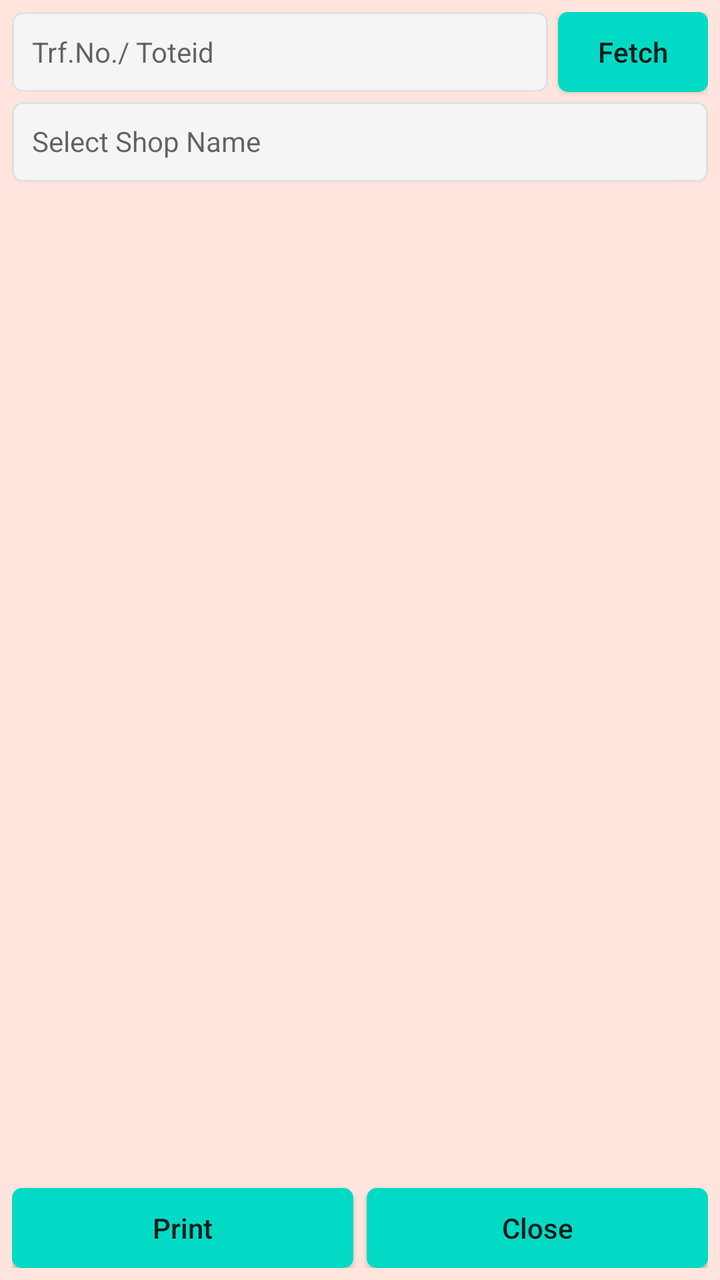
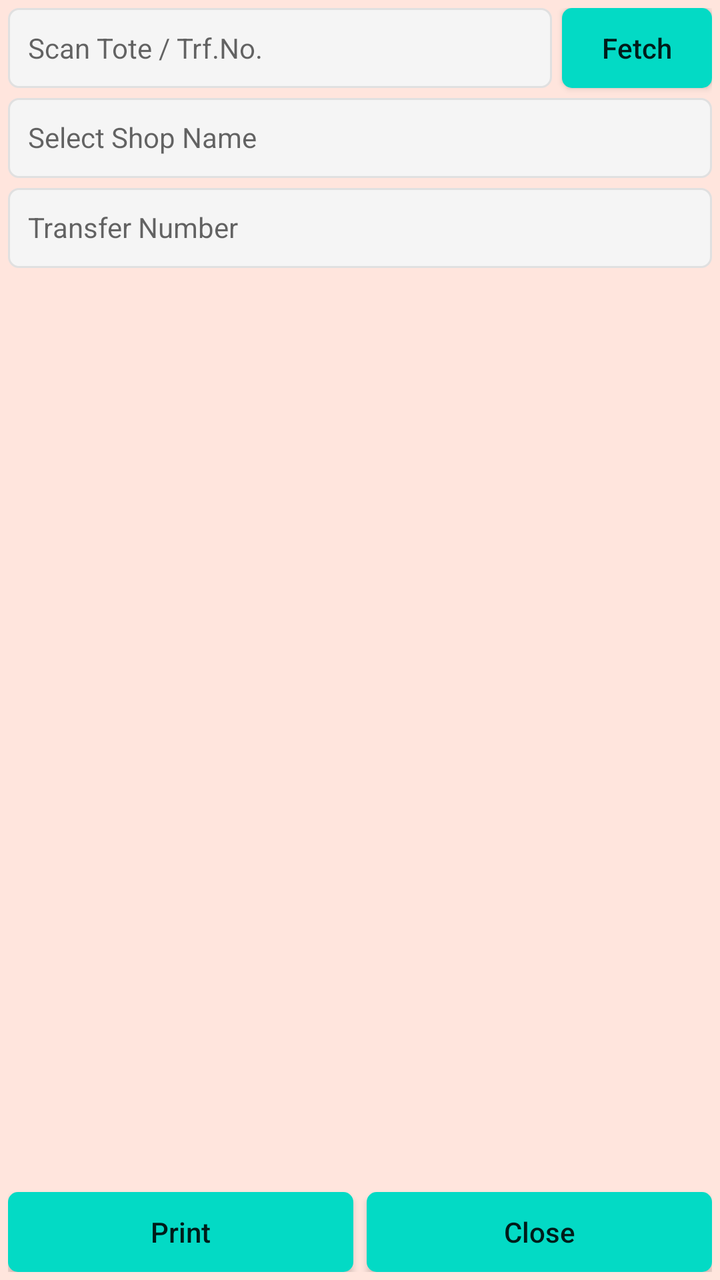

Compare the two renders of this Android layout. The source of the first and the diff that turns it into the second are given below.
<!-- AndroidManifest.xml: application theme AppTheme -->
<!-- res/layout/popup_transfer_reprint.xml -->
<?xml version="1.0" encoding="utf-8"?>
<androidx.constraintlayout.widget.ConstraintLayout
    xmlns:android="http://schemas.android.com/apk/res/android"
    xmlns:app="http://schemas.android.com/apk/res-auto"
    xmlns:tools="http://schemas.android.com/tools"
    android:layout_width="275dp"
    android:padding="6dp"
    android:background="@color/colorBackPopup"
    android:layout_gravity="center"
    android:layout_height="145dp">

    <TextView
        android:id="@+id/tv_transfer_popup_reprint_shopname"
        android:layout_width="0dp"
        android:layout_height="40dp"
        android:layout_marginTop="5dp"
        android:background="@drawable/et_custom"
        android:gravity="left"
        android:hint="Select Shop Name"
        android:padding="10dp"
        android:text=""
        android:textColor="@color/coloBlack"
        android:textSize="14dp"
        app:layout_constraintEnd_toEndOf="parent"
        app:layout_constraintStart_toStartOf="parent"
        app:layout_constraintTop_toBottomOf="@+id/et_transfer_popup_reprint_trfno" />

    <EditText
        android:id="@+id/et_transfer_popup_reprint_trfno"
        android:layout_width="0dp"
        android:layout_height="40dp"
        android:layout_marginRight="5dp"
        android:background="@drawable/et_custom"
        android:hint="Trf.No./ Toteid"
        android:inputType="textPersonName"
        android:padding="10dp"
        android:textColor="@color/coloBlack"
        android:textSize="14dp"
        app:layout_constraintEnd_toStartOf="@+id/bt_transfer_popup_reprint_fetch"
        app:layout_constraintStart_toStartOf="parent"
        app:layout_constraintTop_toTopOf="parent" />

    <Button
        android:id="@+id/bt_transfer_popup_reprint_fetch"
        android:layout_width="75dp"
        android:layout_height="40dp"
        android:background="@drawable/btn_custom1"
        android:text="Fetch"
        android:textAllCaps="false"
        android:textSize="14sp"
        app:layout_constraintEnd_toEndOf="parent"
        app:layout_constraintTop_toTopOf="@+id/et_transfer_popup_reprint_trfno" />

    <Button
        android:id="@+id/bt_transfer_popup_reprint_print"
        android:layout_width="0dp"
        android:layout_height="40dp"
        android:background="@drawable/btn_custom1"
        android:text="Print"
        android:textAllCaps="false"
        android:textSize="14sp"
        app:layout_constraintBottom_toBottomOf="parent"
        app:layout_constraintEnd_toStartOf="@+id/textView2"
        app:layout_constraintStart_toStartOf="parent" />

    <Button
        android:id="@+id/bt_transfer_popup_reprint_close"
        android:layout_width="0dp"
        android:layout_height="40dp"
        android:background="@drawable/btn_custom1"
        android:text="Close"
        android:textAllCaps="false"
        android:textSize="14sp"
        app:layout_constraintBottom_toBottomOf="parent"
        app:layout_constraintEnd_toEndOf="parent"
        app:layout_constraintStart_toEndOf="@+id/textView2" />

    <TextView
        android:id="@+id/textView2"
        android:layout_width="wrap_content"
        android:layout_height="wrap_content"
        android:layout_marginStart="16dp"
        android:layout_marginLeft="16dp"
        android:layout_marginEnd="16dp"
        android:layout_marginRight="16dp"
        android:text="  "
        android:textColor="@color/colorAccent"
        app:layout_constraintBottom_toBottomOf="parent"
        app:layout_constraintEnd_toEndOf="parent"
        app:layout_constraintStart_toStartOf="parent"
        tools:ignore="SpeakableTextPresentCheck" />

</androidx.constraintlayout.widget.ConstraintLayout>
<!-- resources referenced by this layout -->
<resources>
  <color name="coloBlack">#000000</color>
  <color name="colorAccent">#000000</color>
  <color name="colorBackPopup">#FFE5DD</color>
  <!-- drawable btn_custom1 (drawable) -->
  <?xml version="1.0" encoding="utf-8"?>
  <shape xmlns:android="http://schemas.android.com/apk/res/android"
      android:padding="10dp"
      android:shape="rectangle" >
  
      <solid android:color="@color/colorBtn" />
  
      <corners
          android:bottomLeftRadius="5dp"
          android:bottomRightRadius="5dp"
          android:topLeftRadius="5dp"
          android:topRightRadius="5dp" />
  
  </shape>
  <!-- drawable et_custom (drawable) -->
  <?xml version="1.0" encoding="utf-8"?>
  <shape xmlns:android="http://schemas.android.com/apk/res/android"
      android:padding="10dp"
      android:shape="rectangle" >
  
      <solid android:color="#f5f5f5" />
  
      <stroke
          android:width="1dp"
          android:color="#e0e0e0" />
  
      <corners
          android:bottomLeftRadius="5dp"
          android:bottomRightRadius="5dp"
          android:topLeftRadius="5dp"
          android:topRightRadius="5dp" />
  
  </shape>
  <style name="AppTheme" parent="Theme.AppCompat.Light.NoActionBar">
          
          <item name="colorPrimary">@color/colorPrimary</item>
          <item name="colorPrimaryDark">@color/colorPrimaryDark</item>
          <item name="colorAccent">@color/colorAccent</item>
      </style>
  <color name="colorBtn">#03DAC5</color>
  <color name="colorPrimary">#ffb200</color>
  <color name="colorPrimaryDark">#ffb200</color>
</resources>

<!-- the commit's change to res/layout/popup_transfer_reprint.xml (unified diff, before → after) -->
@@ -4,10 +4,10 @@
     xmlns:app="http://schemas.android.com/apk/res-auto"
     xmlns:tools="http://schemas.android.com/tools"
     android:layout_width="275dp"
-    android:padding="6dp"
+    android:padding="4dp"
     android:background="@color/colorBackPopup"
     android:layout_gravity="center"
-    android:layout_height="145dp">
+    android:layout_height="185dp">
 
     <TextView
         android:id="@+id/tv_transfer_popup_reprint_shopname"
@@ -23,15 +23,15 @@
         android:textSize="14dp"
         app:layout_constraintEnd_toEndOf="parent"
         app:layout_constraintStart_toStartOf="parent"
-        app:layout_constraintTop_toBottomOf="@+id/et_transfer_popup_reprint_trfno" />
+        app:layout_constraintTop_toBottomOf="@+id/et_transfer_popup_reprint_scan" />
 
     <EditText
-        android:id="@+id/et_transfer_popup_reprint_trfno"
+        android:id="@+id/et_transfer_popup_reprint_scan"
         android:layout_width="0dp"
         android:layout_height="40dp"
         android:layout_marginRight="5dp"
         android:background="@drawable/et_custom"
-        android:hint="Trf.No./ Toteid"
+        android:hint="Scan Tote / Trf.No."
         android:inputType="textPersonName"
         android:padding="10dp"
         android:textColor="@color/coloBlack"
@@ -39,6 +39,21 @@
         app:layout_constraintEnd_toStartOf="@+id/bt_transfer_popup_reprint_fetch"
         app:layout_constraintStart_toStartOf="parent"
         app:layout_constraintTop_toTopOf="parent" />
+
+    <TextView
+        android:id="@+id/tv_transfer_popup_reprint_trfno"
+        android:layout_width="0dp"
+        android:layout_height="40dp"
+        android:layout_marginTop="5dp"
+        android:background="@drawable/et_custom"
+        android:hint="Transfer Number"
+        android:inputType="textPersonName"
+        android:padding="10dp"
+        android:textColor="@color/coloBlack"
+        android:textSize="14dp"
+        app:layout_constraintEnd_toEndOf="parent"
+        app:layout_constraintStart_toStartOf="parent"
+        app:layout_constraintTop_toBottomOf="@+id/tv_transfer_popup_reprint_shopname" />
 
     <Button
         android:id="@+id/bt_transfer_popup_reprint_fetch"
@@ -49,7 +64,7 @@
         android:textAllCaps="false"
         android:textSize="14sp"
         app:layout_constraintEnd_toEndOf="parent"
-        app:layout_constraintTop_toTopOf="@+id/et_transfer_popup_reprint_trfno" />
+        app:layout_constraintTop_toTopOf="@+id/et_transfer_popup_reprint_scan" />
 
     <Button
         android:id="@+id/bt_transfer_popup_reprint_print"
